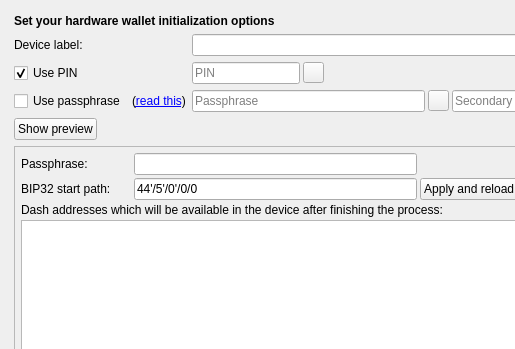
This is src/ui/ui_initialize_hw_dlg.ui in Bertrand256/dash-masternode-tool as Qt 5 draws it before an edit; both pictures show x 0 to 515 and y 0 to 349 of the 598 by 489 pixel window. The edited form follows.
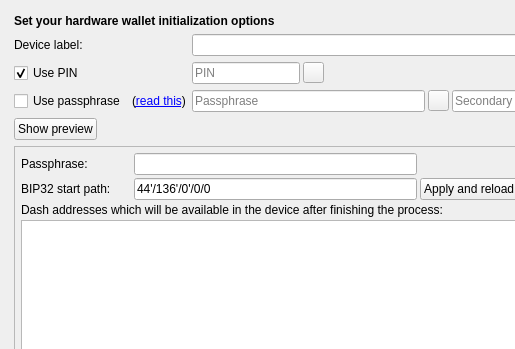
This is the edited form. The open tabs and pages were chosen to show the change.

Commit message: Updated chain's parameters.

The edit to the form file:
```diff
--- a/src/ui/ui_initialize_hw_dlg.ui
+++ b/src/ui/ui_initialize_hw_dlg.ui
@@ -835,7 +835,7 @@
                   </size>
                  </property>
                  <property name="text">
-                  <string>44'/5'/0'/0/0</string>
+                  <string>44'/136'/0'/0/0</string>
                  </property>
                  <property name="echoMode">
                   <enum>QLineEdit::Normal</enum>
```
The commit also changes 2 other files.
